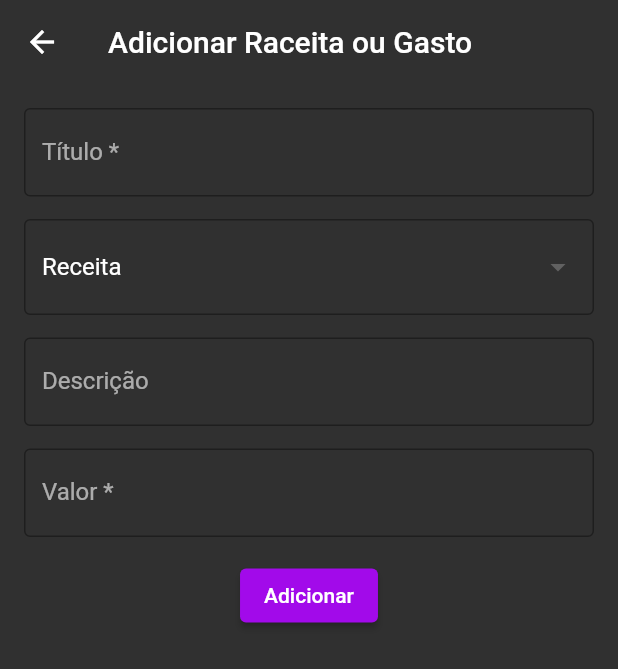
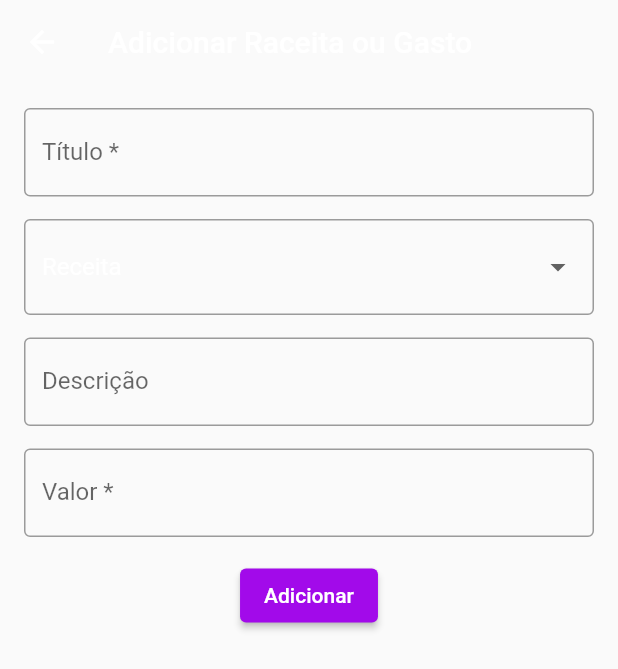
Before and after one commit to LuizSSampaio/finance-app, a Flutter app: the SettingsPage screen opened by its route, after a tap on an icon or button, on a phone screen of 412 x 824 dp. Shown: the top 669 px of the screen. Run offline on Flutter 3.47's test engine with Material 2 defaults, Android fonts, the phone set to English and light mode, and no system bars; our stand-ins replace font_awesome_flutter; missing offline and left inert: number_display.

Commit message:
Auto Dark and Light theme and balanceTextStyle refactored

```diff
--- a/lib/components/balance.dart
+++ b/lib/components/balance.dart
@@ -1,4 +1,3 @@
-import 'package:fiancas/global_variables.dart';
 import 'package:fiancas/logic/value_formater.dart';
 import 'package:flutter/material.dart';
 
@@ -12,6 +11,13 @@ class Balance extends StatefulWidget {
 }
 
 class _BalanceState extends State<Balance> {
+  TextStyle balanceStyle({required double fontSize}) {
+    return TextStyle(
+      color: Theme.of(context).textTheme.bodyText1?.color,
+      fontSize: fontSize,
+      fontWeight: FontWeight.w900,
+    );
+  }
 
   @override
   Widget build(BuildContext context) {
--- a/lib/global_variables.dart
+++ b/lib/global_variables.dart
@@ -13,10 +13,28 @@ const List<String> kNavigatorRoutes = [
   SettingsPage.routeName,
 ];
 
-TextStyle balanceStyle({required double fontSize}) {
-  return TextStyle(
+ThemeData themeDark = ThemeData.dark().copyWith(
+  colorScheme: ColorScheme.fromSwatch().copyWith(
+    primary: const Color(0xFFA20AEA),
+    secondary: const Color(0xFFA20AEA),
+  ),
+
+  textTheme: const TextTheme(
+    bodyText1: TextStyle(
       color: Colors.white,
-      fontSize: fontSize,
-      fontWeight: FontWeight.w900,
-  );
-}
+    ),
+  ),
+);
+
+ThemeData themeLight = ThemeData.light().copyWith(
+  colorScheme: ColorScheme.fromSwatch().copyWith(
+    primary: const Color(0xFFA20AEA),
+    secondary: const Color(0xFFA20AEA),
+  ),
+
+  textTheme: const TextTheme(
+    bodyText1: TextStyle(
+      color: Colors.black,
+    ),
+  ),
+);
--- a/lib/main.dart
+++ b/lib/main.dart
@@ -1,3 +1,4 @@
+import 'package:fiancas/global_variables.dart';
 import 'package:fiancas/pages/creation_page.dart';
 import 'package:fiancas/pages/home_page.dart';
 import 'package:fiancas/pages/settings_page.dart';
@@ -12,12 +13,8 @@ class MyApp extends StatelessWidget {
     return MaterialApp(
       title: 'Finanças Pessoais',
       debugShowCheckedModeBanner: false,
-      theme: ThemeData.dark().copyWith(
-        colorScheme: ColorScheme.fromSwatch().copyWith(
-          primary: const Color(0xFFA20AEA),
-          secondary: const Color(0xFFA20AEA),
-        ),
-      ),
+      theme: themeLight,
+      darkTheme: themeDark,
       initialRoute: '/',
       routes: {
         HomePage.routeName: (context) => const HomePage(),
```
